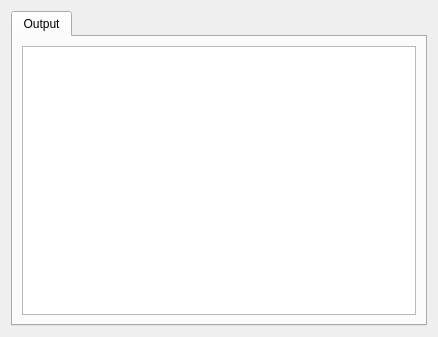
Qt form sippy/DebugConsole.ui (whitequark/sparkle) before a commit.
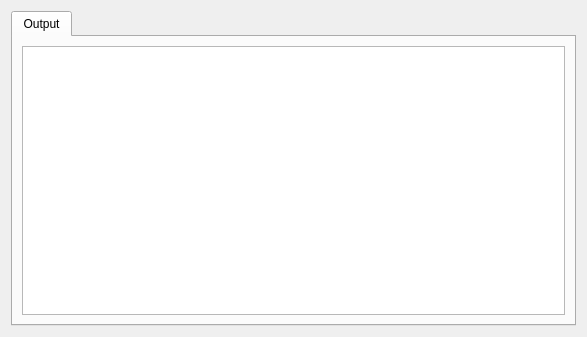
The same form after that commit.

Diff of the .ui file:
```diff
--- a/sippy/DebugConsole.ui
+++ b/sippy/DebugConsole.ui
@@ -6,7 +6,7 @@
    <rect>
     <x>0</x>
     <y>0</y>
-    <width>438</width>
+    <width>587</width>
     <height>337</height>
    </rect>
   </property>
```
